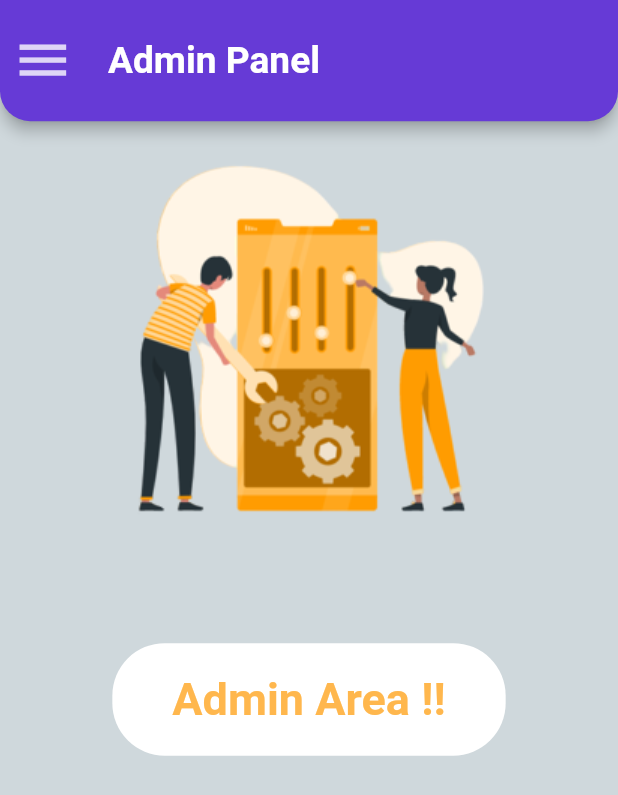
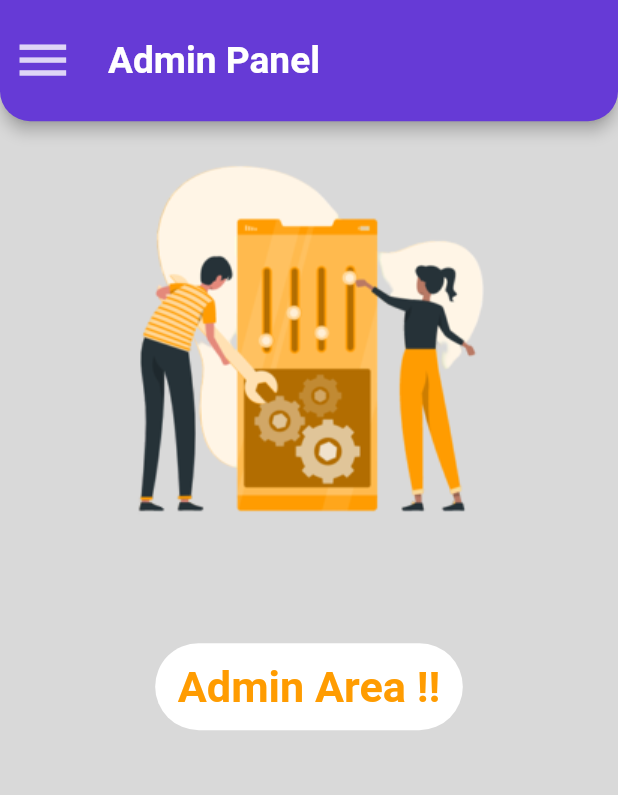
Before and after one commit to open-roboclub/roboclub-flutter, a Flutter app: the AdminScreen screen opened directly, on a phone screen of 412 x 824 dp. Shown: the top 795 px of the screen. Run offline on Flutter 3.47's test engine with Material 2 defaults, Android fonts, the phone set to English and light mode, and no system bars; our stand-ins replace flutter_svg, shared_preferences; accounts and stored records are empty; Roboto replaces fonts that are missing (Signatra).

Commit message:
Admin screen updated,few responsive fixes

```diff
--- a/lib/screens/admin_screen.dart
+++ b/lib/screens/admin_screen.dart
@@ -2,7 +2,8 @@ import 'package:flutter/material.dart';
 import 'package:roboclub_flutter/widgets/appBar.dart';
 import 'package:roboclub_flutter/widgets/drawer.dart';
 import '../helper/dimensions.dart';
-import './sign-up_login_screen.dart';
+import 'profile.dart';
+import 'package:flutter_svg/flutter_svg.dart';
 
 class AdminScreen extends StatefulWidget {
   @override
@@ -11,13 +12,55 @@ class AdminScreen extends StatefulWidget {
 
 class _AdminScreenState extends State<AdminScreen> {
   final GlobalKey<ScaffoldState> _scaffoldKey = new GlobalKey<ScaffoldState>();
+  var vpH;
+  var vpW;
+  bool _show = false;
+
+  Widget _button(String title, BuildContext context, bool isGoogle) {
+    return FlatButton(
+      color: isGoogle ? Color(0xffFF9C01) : Colors.white,
+      textColor: !isGoogle ? Color(0xffFF9C01) : Colors.white,
+      padding: EdgeInsets.symmetric(horizontal: 15.0, vertical: 12.0),
+      onPressed: () {
+        setState(() {
+          _show = true;
+        });
+      },
+      shape: new RoundedRectangleBorder(
+          borderRadius: new BorderRadius.circular(35.0)),
+      child: Row(
+        mainAxisAlignment: MainAxisAlignment.spaceEvenly,
+        mainAxisSize: MainAxisSize.min,
+        children: [
+          isGoogle
+              ? Image.asset(
+                  'assets/img/google_icon.png',
+                  fit: BoxFit.fitHeight,
+                  height: vpH * 0.06,
+                )
+              : Container(),
+          isGoogle
+              ? SizedBox(
+                  width: 5,
+                )
+              : Container(),
+          Text(
+            title,
+            style:
+                TextStyle(fontSize: vpH * 0.035, fontWeight: FontWeight.w600),
+          ),
+        ],
+      ),
+    );
+  }
+
   @override
   Widget build(BuildContext context) {
-    var vpH = getViewportHeight(context);
-    var vpW = getViewportWidth(context);
+    vpH = getViewportHeight(context);
+    vpW = getViewportWidth(context);
     return SafeArea(
       child: Scaffold(
-        backgroundColor: Colors.blueGrey[100],
+        backgroundColor: Color(0xffd9d9d9),
         key: _scaffoldKey,
         drawer: appdrawer(context, page: "Admin Panel"),
         appBar: appBar(
@@ -27,38 +70,39 @@ class _AdminScreenState extends State<AdminScreen> {
           isNotification: false,
           scaffoldKey: _scaffoldKey,
         ),
-        body: Center(
-            child:Column(
-              children: [
-                Padding(padding: EdgeInsets.all(15.0),
-                child:Container(
-                  child: Image.asset('assets/img/admin.png'),
-                ),
-                ),
-                Padding(padding: EdgeInsets.only(top:50.0),
-                child:Container(
-                  child: FlatButton(
-                    color: Colors.white,
-                    textColor: Colors.orange[300],
-                    padding: EdgeInsets.symmetric(horizontal:40.0,vertical: 20.0),
-                    onPressed: ()=>Navigator.push(
-                        context,
-                        MaterialPageRoute(
-                          builder: (BuildContext context)=>LoginSignup()
-                          )),
-                    shape: new RoundedRectangleBorder(borderRadius: new BorderRadius.circular(35.0)),
-                    child:Text(
-                      "Admin Area !!",
-                      style:TextStyle(
-                        fontSize: 30.0,
-                        fontWeight:FontWeight.w600),
-                    )
+        body: Stack(
+          children: [
+            Center(
+              child: Column(
+                children: [
+                  Padding(
+                    padding: EdgeInsets.all(15.0),
+                    child: Container(
+                      child: Image.asset(
+                        'assets/img/admin.png',
+                      ),
                     ),
-                ))
-                ]
+                  ),
+                  Padding(
+                    padding: EdgeInsets.only(top: 50.0),
+                    child: Container(
+                      child: _button("Admin Area !!", context, false),
+                    ),
+                  ),
+                ],
+              ),
+            ),
+            AnimatedPositioned(
+              width: vpW,
+              child: Center(
+                child: _button('Sign in with Google', context, true),
+              ),
+              duration: Duration(milliseconds: 500),
+              bottom: _show ? vpH * 0.12 : -vpH * 0.5,
+            ),
+          ],
+        ),
       ),
-    ),
-    )
     );
   }
 }
--- a/lib/screens/event_screen.dart
+++ b/lib/screens/event_screen.dart
@@ -108,6 +108,10 @@ class _EventScreenState extends State<EventScreen> {
             ],
           ),
         ),
+        floatingActionButton: FloatingActionButton(
+          onPressed: null,
+          child: Icon(Icons.add),
+        ),
       ),
     );
   }
--- a/pubspec.yaml
+++ b/pubspec.yaml
@@ -26,6 +26,7 @@ dependencies:
   provider:
   #Store data in device
   shared_preferences: ^0.5.12
+  flutter_svg: ^0.19.1
 
   # The following adds the Cupertino Icons font to your application.
   # Use with the CupertinoIcons class for iOS style icons.
```
Also changed, not shown: lib/screens/contributor_screen.dart (+28 -21 lines), lib/screens/notification_screen.dart (+14 -0 lines), lib/screens/notifications_screen.dart (deleted, +0 -29 lines), lib/screens/profile.dart (added, +11 -0 lines), lib/screens/sign-up_login_screen.dart (deleted, +0 -63 lines), assets/img/admin.svg (added), assets/img/google_icon.png (added), pubspec.lock.
